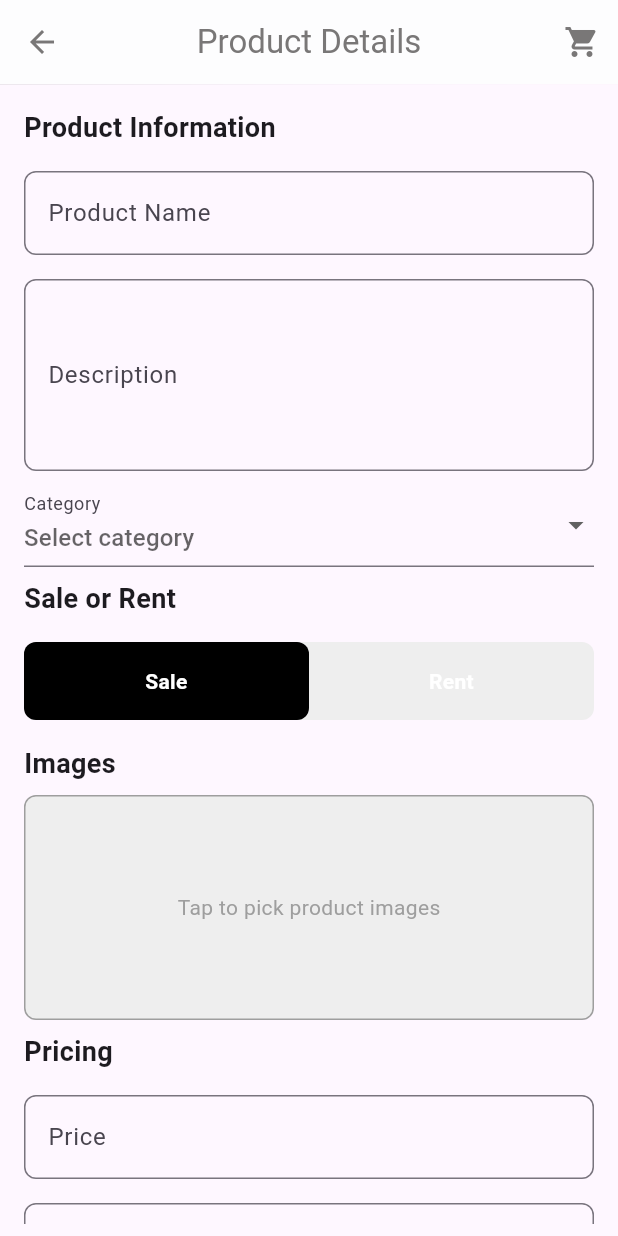
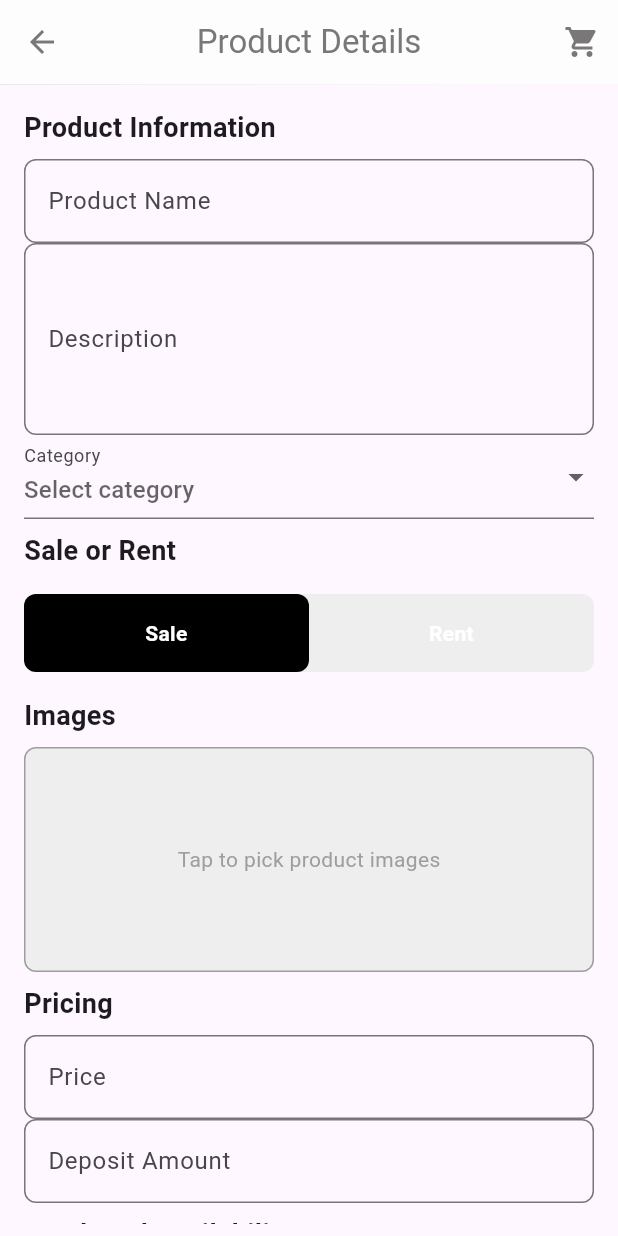
Before and after one commit to Elhadedy36/Atele-Online-Seller, a Flutter app: the AddProductView screen opened directly, on a phone screen of 412 x 824 dp. Run offline on Flutter 3.47's test engine with Material 3 defaults, Android fonts, the phone set to English and light mode, and no system bars; our stand-ins replace bloc, cloud_firestore, firebase_auth, firebase_core, firebase_storage, flutter_bloc and 7 more; accounts and stored records are empty.

Commit message:
finish add product

```diff
--- a/lib/feature/addproduct/presentation/cubit/addproduct_state.dart
+++ b/lib/feature/addproduct/presentation/cubit/addproduct_state.dart
@@ -1,4 +1,3 @@
-
 import 'package:flutter/material.dart';
 import 'package:image_picker/image_picker.dart';
 
@@ -7,8 +6,13 @@ abstract class AddProductState {}
 
 class AddProductInitial extends AddProductState {}
 
+class AddProductImagesUploaded extends AddProductState {
+  final List<String> imageUrls; // A list of URLs
+  AddProductImagesUploaded(this.imageUrls);
+}
+
 class AddProductImagesPicked extends AddProductState {
-  final List<XFile> productImages;
+  final List<XFile> productImages; // A list of picked images
   AddProductImagesPicked(this.productImages);
 }
 
@@ -17,10 +21,16 @@ class AddProductCategoryChanged extends AddProductState {}
 class AddProductTransactionTabChanged extends AddProductState {}
 
 class AddProductUseCurrentContactChanged extends AddProductState {}
+
 class AddProductLoading extends AddProductState {}
+
 class AddProductSuccess extends AddProductState {}
-class AddProductError extends AddProductState
-{
+
+class AddProductError extends AddProductState {
   final String errorMessage;
   AddProductError(this.errorMessage);
 }
+
+class AddProductFinalizationComplete extends AddProductState {
+  AddProductFinalizationComplete();
+}
--- a/lib/feature/addproduct/presentation/views/add_product_view.dart
+++ b/lib/feature/addproduct/presentation/views/add_product_view.dart
@@ -1,6 +1,7 @@
 import 'dart:io';
 
 import 'package:atele_seller/core/functions/custom_appbar.dart';
+import 'package:atele_seller/core/utils/app_strings.dart';
 import 'package:atele_seller/feature/addproduct/presentation/cubit/addproduct_cubit.dart';
 import 'package:atele_seller/feature/addproduct/presentation/cubit/addproduct_state.dart';
 import 'package:flutter/material.dart';
@@ -20,12 +21,28 @@ class AddProductView extends StatelessWidget {
           child: BlocConsumer<AddProductCubit, AddProductState>(
             listener: (context, state) {
               if (state is AddProductImagesPicked) {
-                // Handle image selection if needed
+                // Show snackbar for image picking
+                ScaffoldMessenger.of(context).showSnackBar(
+                  SnackBar(content: Text('${state.productImages.length} images selected')),
+                );
+              }
+              if (state is AddProductImagesUploaded) {
+                // Show snackbar for successful image upload
+                ScaffoldMessenger.of(context).showSnackBar(
+                  SnackBar(content: Text('Images uploaded successfully')),
+                );
+              }
+              if (state is AddProductError) {
+                // Show snackbar for error during image upload or other operations
+                ScaffoldMessenger.of(context).showSnackBar(
+                  SnackBar(content: Text('Error: ${state.errorMessage}')),
+                );
               }
             },
             builder: (context, state) {
               final cubit = context.read<AddProductCubit>();
-              final formKey = context.read<AddProductCubit>().formKey;
+              final formKey = cubit.formKey;
+
               return Form(
                 key: formKey,
                 child: ListView(
@@ -46,8 +63,8 @@ class AddProductView extends StatelessWidget {
                     ),
                     DropdownButtonFormField<String>(
                       items: const [
-                        DropdownMenuItem(value: 'Wedding Dresses', child: Text('Wedding Dresses')),
-                        DropdownMenuItem(value: 'Evening Dresses', child: Text('Evening Dresses')),
+                        DropdownMenuItem(value: AppStrings.weddingDress ,child: Text('Wedding Dresses')),
+                        DropdownMenuItem(value: AppStrings.eveningDress, child: Text('Evening Dresses')),
                       ],
                       onChanged: cubit.setCategory,
                       value: cubit.selectedCategory,
@@ -55,7 +72,7 @@ class AddProductView extends StatelessWidget {
                         labelText: 'Category',
                         hintText: 'Select category',
                       ),
-                      validator: (value) => value == null || value.isEmpty ? 'Category is required' : null,
+                      validator: (value) => value == null ? 'Please select a category' : null,
                     ),
                     const SectionTitle(title: 'Sale or Rent'),
                     Container(
@@ -119,7 +136,7 @@ class AddProductView extends StatelessWidget {
                           border: Border.all(color: Colors.grey),
                           borderRadius: BorderRadius.circular(8),
                         ),
-                        child: cubit.productImages.isEmpty
+                        child: cubit.productImagesList.isEmpty
                             ? const Center(child: Text('Tap to pick product images', style: TextStyle(color: Colors.grey)))
                             : GridView.builder(
                                 shrinkWrap: true,
@@ -128,9 +145,9 @@ class AddProductView extends StatelessWidget {
                                   crossAxisSpacing: 4,
                                   mainAxisSpacing: 4,
                                 ),
-                                itemCount: cubit.productImages.length,
+                                itemCount: cubit.productImagesList.length,
                                 itemBuilder: (context, index) => Image.file(
-                                  File(cubit.productImages[index].path),
+                                  File(cubit.productImagesList[index].path),
                                   fit: BoxFit.cover,
                                 ),
                               ),
@@ -144,7 +161,6 @@ class AddProductView extends StatelessWidget {
                       keyboardType: TextInputType.number,
                       validator: (value) => value == null || value.isEmpty ? 'Price is required' : null,
                     ),
-                    // if (cubit.selectedTransactionTab == 1)
                     CustomTextField(
                       controller: cubit.depositAmountController,
                       label: 'Deposit Amount',
@@ -190,7 +206,15 @@ class AddProductView extends StatelessWidget {
                     Padding(
                       padding: const EdgeInsets.symmetric(vertical: 16),
                       child: ElevatedButton(
-                        onPressed: () => cubit.addProduct(),
+                        onPressed: () {
+                          if (formKey.currentState!.validate()) {
+                              cubit.addProduct();
+                          } else {
+                            ScaffoldMessenger.of(context).showSnackBar(
+                              const SnackBar(content: Text('Please fill out all required fields')),
+                            );
+                          }
+                        },
                         child: const Text('Submit Product'),
                         style: ElevatedButton.styleFrom(
                           backgroundColor: Colors.black,
@@ -222,6 +246,7 @@ class SectionTitle extends StatelessWidget {
     );
   }
 }
+
 class CustomTextField extends StatelessWidget {
   final TextEditingController controller;
   final String label;
@@ -235,32 +260,23 @@ class CustomTextField extends StatelessWidget {
     required this.controller,
     required this.label,
     required this.hint,
-    this.maxLines = 1,
+    this.maxLines,
     this.keyboardType = TextInputType.text,
     this.validator,
   }) : super(key: key);
 
   @override
   Widget build(BuildContext context) {
-
-
-    return Padding(
-      padding: const EdgeInsets.symmetric(vertical: 8),
-      child: TextFormField(
+    return TextFormField(
       controller: controller,
-        keyboardType: keyboardType,
-        maxLines: maxLines,
       decoration: InputDecoration(
         labelText: label,
         hintText: hint,
         border: OutlineInputBorder(borderRadius: BorderRadius.circular(8)),
       ),
+      maxLines: maxLines ?? 1,
+      keyboardType: keyboardType,
       validator: validator,
-        onTap: () {
-          // Ensure focus when tapped
-
-        },
-      ),
     );
   }
 }
```
Also changed, not shown: lib/feature/addproduct/presentation/cubit/addproduct_cubit.dart (+98 -54 lines). Lines whose indentation alone changed are shown as unchanged.
